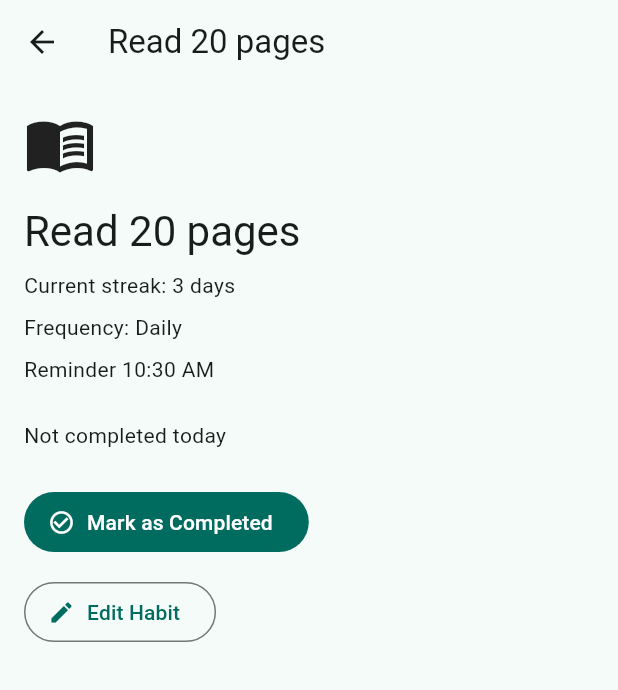
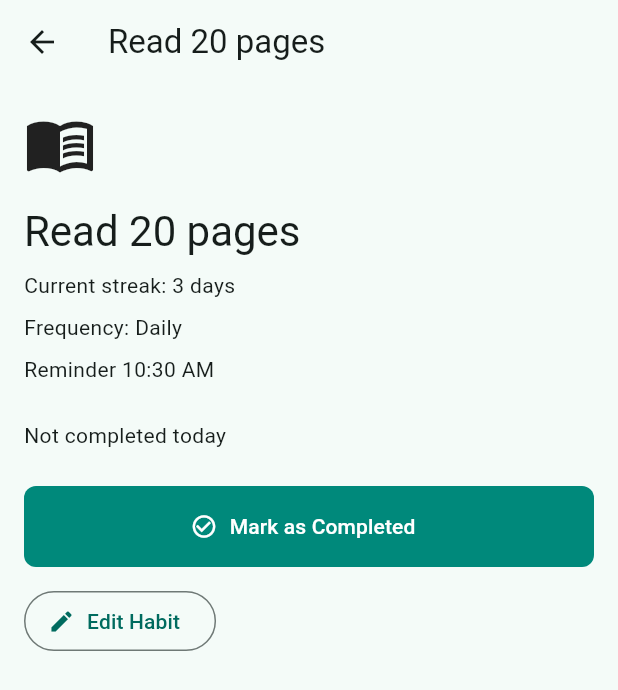
Before and after one commit to VoTrieu/personal_habit, a Flutter app: the screen it shows after launch, after a tap on "Read 20 pages", on a phone screen of 412 x 824 dp. Shown: the top 690 px of the screen. Run offline on Flutter 3.47's test engine with Material 3 defaults, Android fonts, the phone set to English and light mode, and no system bars.

Commit message:
Added custom theme

```diff
--- a/lib/features/new_habit/new_habit_screen.dart
+++ b/lib/features/new_habit/new_habit_screen.dart
@@ -2,6 +2,7 @@ import 'package:flutter/material.dart';
 import 'package:personal_habit/features/new_habit/widgets/habit_reminder.dart';
 
 import '../../models/new_habit_result.dart';
+import '../../theme/app_colors.dart';
 import '../../utils/time_formatters.dart';
 import 'widgets/habit_colors.dart';
 import 'widgets/habit_frequencies.dart';
@@ -126,7 +127,7 @@ class _NewHabitScreenState extends State<NewHabitScreen> {
                 child: FilledButton(
                   onPressed: canSave ? saveHabit : null,
                   style: FilledButton.styleFrom(
-                    backgroundColor: const Color(0xFF00897B),
+                    backgroundColor: AppColors.primary,
                     foregroundColor: Colors.white,
                     disabledBackgroundColor: Colors.black12,
                     disabledForegroundColor: Colors.black38,
--- a/lib/features/new_habit/widgets/habit_icons.dart
+++ b/lib/features/new_habit/widgets/habit_icons.dart
@@ -1,4 +1,6 @@
 import 'package:flutter/material.dart';
+
+import '../../../theme/app_colors.dart';
 
 const habitIcons = [
   Icons.menu_book,
@@ -37,9 +39,9 @@ class HabitIcons extends StatelessWidget {
               child: CircleAvatar(
                 radius: 24,
                 backgroundColor: isSelected
-                    ? const Color(0xFF00897B)
+                    ? AppColors.primary
                     : Colors.black12,
-                foregroundColor: isSelected ? Colors.white : Colors.black54,
+                foregroundColor: isSelected ? Colors.white : AppColors.textMuted,
                 child: Icon(icon),
               ),
             );
--- a/lib/features/new_habit/widgets/habit_reminder.dart
+++ b/lib/features/new_habit/widgets/habit_reminder.dart
@@ -1,4 +1,6 @@
 import 'package:flutter/material.dart';
+
+import '../../../theme/app_colors.dart';
 
 class HabitReminder extends StatelessWidget {
   const HabitReminder({
@@ -24,7 +26,7 @@ class HabitReminder extends StatelessWidget {
                 'Get reminded to stay on track',
                 style: Theme.of(
                   context,
-                ).textTheme.bodySmall?.copyWith(color: Colors.black54),
+                ).textTheme.bodySmall?.copyWith(color: AppColors.textMuted),
               ),
             ],
           ),
--- a/lib/features/today/today_screen.dart
+++ b/lib/features/today/today_screen.dart
@@ -3,6 +3,7 @@ import 'package:personal_habit/models/new_habit_result.dart';
 
 import '../../data/sample_habits.dart';
 import '../../models/habit.dart';
+import '../../theme/app_colors.dart';
 import '../habit_detail/habit_detail_result.dart';
 import '../habit_detail/habit_detail_screen.dart';
 import '../new_habit/new_habit_screen.dart';
@@ -202,7 +203,7 @@ class _TodayScreenState extends State<TodayScreen> {
       ),
       floatingActionButton: FloatingActionButton(
         onPressed: addHabit,
-        backgroundColor: const Color(0xFF00897B),
+        backgroundColor: AppColors.primary,
         foregroundColor: Colors.white,
         shape: const CircleBorder(),
         child: const Icon(Icons.add, size: 32),
--- a/lib/features/today/widgets/add_habit_dialog.dart
+++ b/lib/features/today/widgets/add_habit_dialog.dart
@@ -1,4 +1,6 @@
 import 'package:flutter/material.dart';
+
+import '../../../theme/app_colors.dart';
 
 class AddHabitDialog extends StatefulWidget {
   const AddHabitDialog({
@@ -84,7 +86,7 @@ class _AddHabitDialogState extends State<AddHabitDialog> {
       onTap: () => setState(() => _selectedIcon = icon),
       child: CircleAvatar(
         backgroundColor: isSelected ? Colors.blue : Colors.grey[300],
-        child: Icon(icon, color: isSelected ? Colors.white : Colors.black54),
+        child: Icon(icon, color: isSelected ? Colors.white : AppColors.textMuted),
       ),
     );
   }
--- a/lib/features/today/widgets/habit_tile.dart
+++ b/lib/features/today/widgets/habit_tile.dart
@@ -1,6 +1,7 @@
 import 'package:flutter/material.dart';
 
 import '../../../models/habit.dart';
+import '../../../theme/app_colors.dart';
 
 class HabitTile extends StatelessWidget {
   const HabitTile({
@@ -46,7 +47,7 @@ class HabitTile extends StatelessWidget {
                         : '${habit.frequency} • ${habit.streak} day streak',
                     style: Theme.of(
                       context,
-                    ).textTheme.bodySmall?.copyWith(color: Colors.black54),
+                    ).textTheme.bodySmall?.copyWith(color: AppColors.textMuted),
                     maxLines: 1,
                     overflow: TextOverflow.ellipsis,
                   ),
--- a/lib/features/today/widgets/today_header.dart
+++ b/lib/features/today/widgets/today_header.dart
@@ -1,4 +1,6 @@
 import 'package:flutter/material.dart';
+
+import '../../../theme/app_colors.dart';
 
 class TodayHeader extends StatelessWidget {
   const TodayHeader({super.key});
@@ -20,7 +22,7 @@ class TodayHeader extends StatelessWidget {
               Text(
                 'Fri, May 23',
                 style: Theme.of(context).textTheme.bodyMedium?.copyWith(
-                  color: Colors.black54,
+                  color: AppColors.textMuted,
                 ),
               ),
             ],
--- a/lib/main.dart
+++ b/lib/main.dart
@@ -1,4 +1,5 @@
 import 'package:flutter/material.dart';
+import 'package:personal_habit/theme/app_theme.dart';
 import 'features/app_shell/app_shell.dart';
 
 void main() {
@@ -14,25 +15,7 @@ class MyApp extends StatelessWidget {
     return MaterialApp(
       title: 'Personal Habit Tracker',
       debugShowCheckedModeBanner: false,
-      theme: ThemeData(
-        // This is the theme of your application.
-        //
-        // TRY THIS: Try running your application with "flutter run". You'll see
-        // the application has a purple toolbar. Then, without quitting the app,
-        // try changing the seedColor in the colorScheme below to Colors.green
-        // and then invoke "hot reload" (save your changes or press the "hot
-        // reload" button in a Flutter-supported IDE, or press "r" if you used
-        // the command line to start the app).
-        //
-        // Notice that the counter didn't reset back to zero; the application
-        // state is not lost during the reload. To reset the state, use hot
-        // restart instead.
-        //
-        // This works for code too, not just values: Most code changes can be
-        // tested with just a hot reload.
-        colorScheme: ColorScheme.fromSeed(seedColor: const Color(0xFF00897B)),
-        useMaterial3: true,
-      ),
+      theme: AppTheme.light(),
       home: const AppShell(),
     );
   }
--- /dev/null
+++ b/lib/theme/app_colors.dart
@@ -0,0 +1,19 @@
+import 'package:flutter/material.dart';
+
+class AppColors {
+  const AppColors._();
+
+  static const primary = Color(0xFF00897B);
+
+  static const habitTeal = Color(0xFF00897B);
+  static const habitCoral = Color(0xFFFF5A4E);
+  static const habitAmber = Color(0xFFFFB020);
+  static const habitBlue = Color(0xFF3F6FE5);
+  static const habitPurple = Color(0xFF6B46C1);
+  static const habitGreen = Color(0xFF16A34A);
+
+  static const textMuted = Colors.black54;
+  static const border = Colors.black26;
+  static const disabledBackground = Colors.black12;
+  static const disabledForeground = Colors.black38;
+}
--- /dev/null
+++ b/lib/theme/app_theme.dart
@@ -0,0 +1,43 @@
+import 'package:flutter/material.dart';
+
+import 'app_colors.dart';
+
+class AppTheme {
+  const AppTheme._();
+
+  static ThemeData light() {
+    return ThemeData(
+      useMaterial3: true,
+      colorScheme: ColorScheme.fromSeed(seedColor: AppColors.primary),
+      filledButtonTheme: FilledButtonThemeData(
+        style: FilledButton.styleFrom(
+          backgroundColor: AppColors.primary,
+          foregroundColor: Colors.white,
+          disabledBackgroundColor: AppColors.disabledBackground,
+          disabledForegroundColor: AppColors.disabledForeground,
+          minimumSize: const Size.fromHeight(54),
+          shape: RoundedRectangleBorder(borderRadius: BorderRadius.circular(8)),
+        ),
+      ),
+      floatingActionButtonTheme: const FloatingActionButtonThemeData(
+        backgroundColor: AppColors.primary,
+        foregroundColor: Colors.white,
+        shape: CircleBorder(),
+      ),
+      switchTheme: SwitchThemeData(
+        thumbColor: WidgetStateProperty.resolveWith((states) {
+          if (states.contains(WidgetState.selected)) {
+            return Colors.white;
+          }
+          return null;
+        }),
+        trackColor: WidgetStateProperty.resolveWith((states) {
+          if (states.contains(WidgetState.selected)) {
+            return AppColors.primary;
+          }
+          return null;
+        }),
+      ),
+    );
+  }
+}
```
Also changed, not shown: lib/features/new_habit/widgets/habit_colors.dart (+7 -6 lines).
